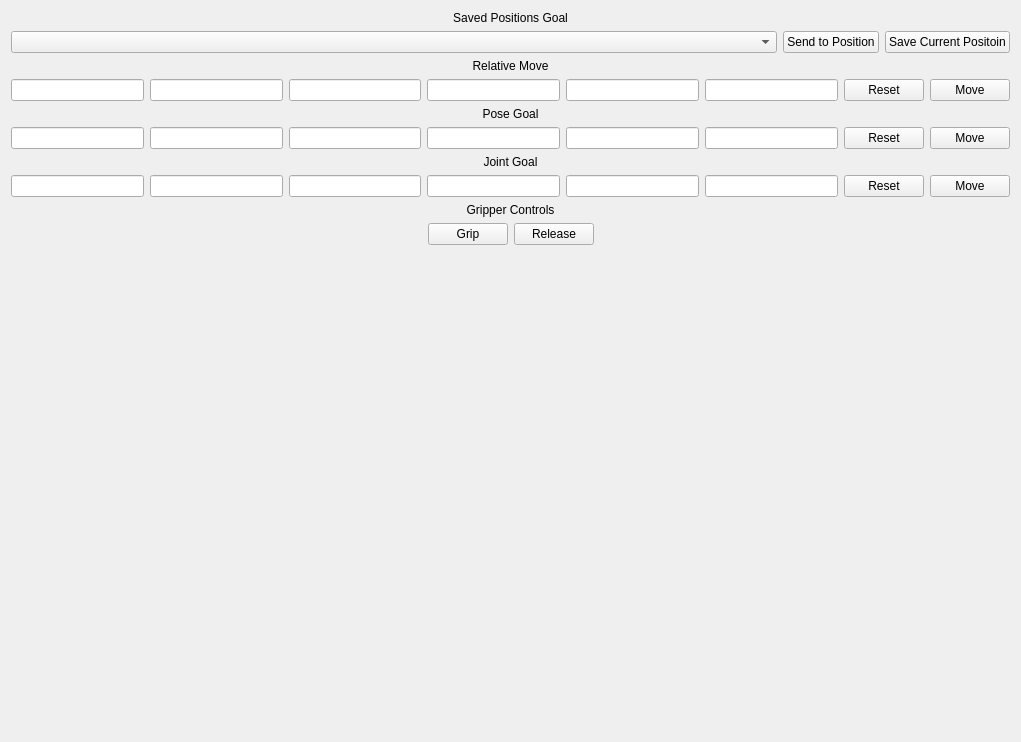
Qt form ros_ws/src/rqt_iris_sami/resource/IrisSamiPlugin.ui (fabioalves98/HumanRobotColaboration) before a commit.
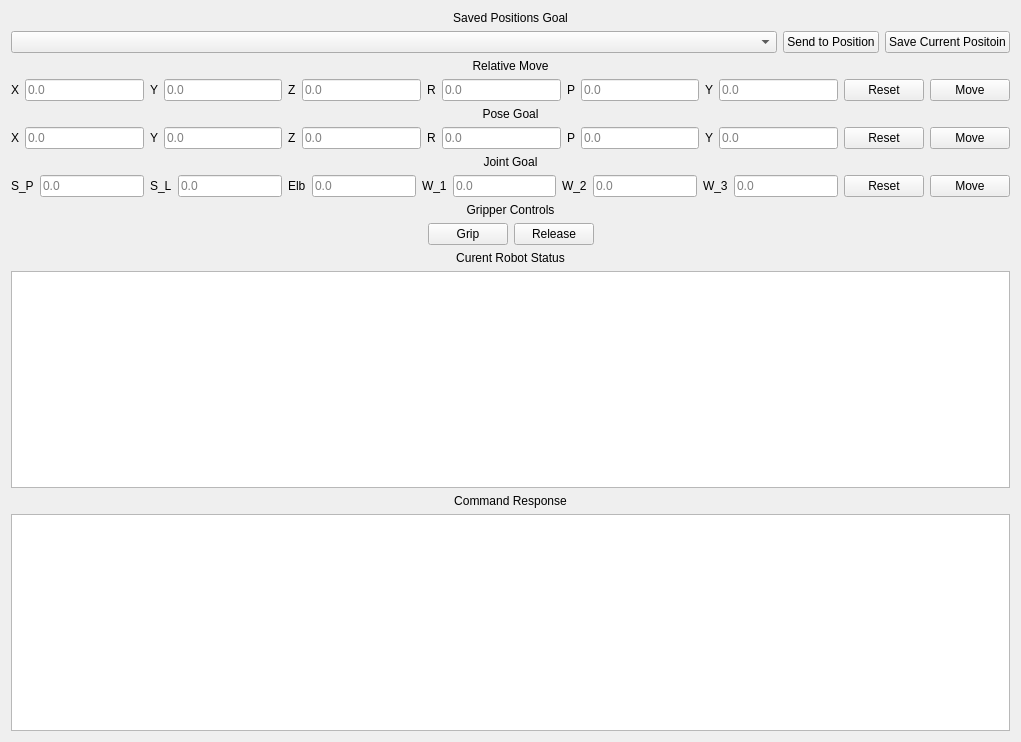
The same form after that commit.

Commit message: rqt_iris_sami package ready

Diff of the .ui file:
```diff
--- a/ros_ws/src/rqt_iris_sami/resource/IrisSamiPlugin.ui
+++ b/ros_ws/src/rqt_iris_sami/resource/IrisSamiPlugin.ui
@@ -65,22 +65,88 @@
    <item>
     <layout class="QHBoxLayout" name="relMoveLay">
      <item>
-      <widget class="QLineEdit" name="r_x"/>
+      <widget class="QLabel" name="label_8">
+       <property name="text">
+        <string>X</string>
+       </property>
+      </widget>
      </item>
      <item>
-      <widget class="QLineEdit" name="r_y"/>
+      <widget class="QLineEdit" name="r_x">
+       <property name="placeholderText">
+        <string>0.0</string>
+       </property>
+      </widget>
      </item>
      <item>
-      <widget class="QLineEdit" name="r_roll"/>
+      <widget class="QLabel" name="label_9">
+       <property name="text">
+        <string>Y</string>
+       </property>
+      </widget>
      </item>
      <item>
-      <widget class="QLineEdit" name="r_z"/>
+      <widget class="QLineEdit" name="r_y">
+       <property name="placeholderText">
+        <string>0.0</string>
+       </property>
+      </widget>
      </item>
      <item>
-      <widget class="QLineEdit" name="r_pitch"/>
+      <widget class="QLabel" name="label_10">
+       <property name="text">
+        <string>Z</string>
+       </property>
+      </widget>
      </item>
      <item>
-      <widget class="QLineEdit" name="r_yaw"/>
+      <widget class="QLineEdit" name="r_roll">
+       <property name="placeholderText">
+        <string>0.0</string>
+       </property>
+      </widget>
+     </item>
+     <item>
+      <widget class="QLabel" name="label_11">
+       <property name="text">
+        <string>R</string>
+       </property>
+      </widget>
+     </item>
+     <item>
+      <widget class="QLineEdit" name="r_z">
+       <property name="placeholderText">
+        <string>0.0</string>
+       </property>
+      </widget>
+     </item>
+     <item>
+      <widget class="QLabel" name="label_12">
+       <property name="text">
+        <string>P</string>
+       </property>
+      </widget>
+     </item>
+     <item>
+      <widget class="QLineEdit" name="r_pitch">
+       <property name="placeholderText">
+        <string>0.0</string>
+       </property>
+      </widget>
+     </item>
+     <item>
+      <widget class="QLabel" name="label_13">
+       <property name="text">
+        <string>Y</string>
+       </property>
+      </widget>
+     </item>
+     <item>
+      <widget class="QLineEdit" name="r_yaw">
+       <property name="placeholderText">
+        <string>0.0</string>
+       </property>
+      </widget>
      </item>
      <item>
       <widget class="QPushButton" name="r_reset">
@@ -111,25 +177,91 @@
    <item>
     <layout class="QHBoxLayout" name="gloMoveLay">
      <item>
-      <widget class="QLineEdit" name="g_x"/>
+      <widget class="QLabel" name="label_14">
+       <property name="text">
+        <string>X</string>
+       </property>
+      </widget>
      </item>
      <item>
-      <widget class="QLineEdit" name="g_y"/>
+      <widget class="QLineEdit" name="p_x">
+       <property name="placeholderText">
+        <string>0.0</string>
+       </property>
+      </widget>
      </item>
      <item>
-      <widget class="QLineEdit" name="g_z"/>
+      <widget class="QLabel" name="label_15">
+       <property name="text">
+        <string>Y</string>
+       </property>
+      </widget>
      </item>
      <item>
-      <widget class="QLineEdit" name="g_roll"/>
+      <widget class="QLineEdit" name="p_y">
+       <property name="placeholderText">
+        <string>0.0</string>
+       </property>
+      </widget>
      </item>
      <item>
-      <widget class="QLineEdit" name="g_pitch"/>
+      <widget class="QLabel" name="label_16">
+       <property name="text">
+        <string>Z</string>
+       </property>
+      </widget>
      </item>
      <item>
-      <widget class="QLineEdit" name="g_yaw"/>
+      <widget class="QLineEdit" name="p_z">
+       <property name="placeholderText">
+        <string>0.0</string>
+       </property>
+      </widget>
      </item>
      <item>
-      <widget class="QPushButton" name="g_reset">
+      <widget class="QLabel" name="label_17">
+       <property name="text">
+        <string>R</string>
+       </property>
+      </widget>
+     </item>
+     <item>
+      <widget class="QLineEdit" name="p_roll">
+       <property name="placeholderText">
+        <string>0.0</string>
+       </property>
+      </widget>
+     </item>
+     <item>
+      <widget class="QLabel" name="label_18">
+       <property name="text">
+        <string>P</string>
+       </property>
+      </widget>
+     </item>
+     <item>
+      <widget class="QLineEdit" name="p_pitch">
+       <property name="placeholderText">
+        <string>0.0</string>
+       </property>
+      </widget>
+     </item>
+     <item>
+      <widget class="QLabel" name="label_19">
+       <property name="text">
+        <string>Y</string>
+       </property>
+      </widget>
+     </item>
+     <item>
+      <widget class="QLineEdit" name="p_yaw">
+       <property name="placeholderText">
+        <string>0.0</string>
+       </property>
+      </widget>
+     </item>
+     <item>
+      <widget class="QPushButton" name="p_reset">
        <property name="text">
         <string>Reset</string>
        </property>
@@ -157,25 +289,91 @@
    <item>
     <layout class="QHBoxLayout" name="jointMoveLay">
      <item>
-      <widget class="QLineEdit" name="g_x_2"/>
+      <widget class="QLabel" name="label_20">
+       <property name="text">
+        <string>S_P</string>
+       </property>
+      </widget>
      </item>
      <item>
-      <widget class="QLineEdit" name="g_y_2"/>
+      <widget class="QLineEdit" name="j_s_p">
+       <property name="placeholderText">
+        <string>0.0</string>
+       </property>
+      </widget>
      </item>
      <item>
-      <widget class="QLineEdit" name="g_z_2"/>
+      <widget class="QLabel" name="label_21">
+       <property name="text">
+        <string>S_L</string>
+       </property>
+      </widget>
      </item>
      <item>
-      <widget class="QLineEdit" name="g_roll_2"/>
+      <widget class="QLineEdit" name="j_s_l">
+       <property name="placeholderText">
+        <string>0.0</string>
+       </property>
+      </widget>
      </item>
      <item>
-      <widget class="QLineEdit" name="g_pitch_2"/>
+      <widget class="QLabel" name="label_22">
+       <property name="text">
+        <string>Elb</string>
+       </property>
+      </widget>
      </item>
      <item>
-      <widget class="QLineEdit" name="g_yaw_2"/>
+      <widget class="QLineEdit" name="j_elb">
+       <property name="placeholderText">
+        <string>0.0</string>
+       </property>
+      </widget>
      </item>
      <item>
-      <widget class="QPushButton" name="g_reset_2">
+      <widget class="QLabel" name="label_23">
+       <property name="text">
+        <string>W_1</string>
+       </property>
+      </widget>
+     </item>
+     <item>
+      <widget class="QLineEdit" name="j_w_1">
+       <property name="placeholderText">
+        <string>0.0</string>
+       </property>
+      </widget>
+     </item>
+     <item>
+      <widget class="QLabel" name="label_24">
+       <property name="text">
+        <string>W_2</string>
+       </property>
+      </widget>
+     </item>
+     <item>
+      <widget class="QLineEdit" name="j_w_2">
+       <property name="placeholderText">
+        <string>0.0</string>
+       </property>
+      </widget>
+     </item>
+     <item>
+      <widget class="QLabel" name="label_25">
+       <property name="text">
+        <string>W_3</string>
+       </property>
+      </widget>
+     </item>
+     <item>
+      <widget class="QLineEdit" name="j_w_3">
+       <property name="placeholderText">
+        <string>0.0</string>
+       </property>
+      </widget>
+     </item>
+     <item>
+      <widget class="QPushButton" name="j_reset">
        <property name="text">
         <string>Reset</string>
        </property>
@@ -245,17 +443,50 @@
     </layout>
    </item>
    <item>
-    <spacer name="verticalSpacer">
-     <property name="orientation">
-      <enum>Qt::Vertical</enum>
+    <widget class="QLabel" name="label_6">
+     <property name="text">
+      <string>Curent Robot Status</string>
      </property>
-     <property name="sizeHint" stdset="0">
-      <size>
-       <width>20</width>
-       <height>441</height>
-      </size>
+     <property name="alignment">
+      <set>Qt::AlignCenter</set>
      </property>
-    </spacer>
+    </widget>
+   </item>
+   <item>
+    <widget class="QTextEdit" name="cur_status">
+     <property name="sizePolicy">
+      <sizepolicy hsizetype="Expanding" vsizetype="Expanding">
+       <horstretch>0</horstretch>
+       <verstretch>0</verstretch>
+      </sizepolicy>
+     </property>
+     <property name="readOnly">
+      <bool>true</bool>
+     </property>
+    </widget>
+   </item>
+   <item>
+    <widget class="QLabel" name="label_7">
+     <property name="text">
+      <string>Command Response</string>
+     </property>
+     <property name="alignment">
+      <set>Qt::AlignCenter</set>
+     </property>
+    </widget>
+   </item>
+   <item>
+    <widget class="QTextEdit" name="com_response">
+     <property name="sizePolicy">
+      <sizepolicy hsizetype="Expanding" vsizetype="Expanding">
+       <horstretch>0</horstretch>
+       <verstretch>0</verstretch>
+      </sizepolicy>
+     </property>
+     <property name="readOnly">
+      <bool>true</bool>
+     </property>
+    </widget>
    </item>
   </layout>
  </widget>
```
Left out of the diff: 18 changed lines with no effect on the pictures. The commit also changes 9 other files.
